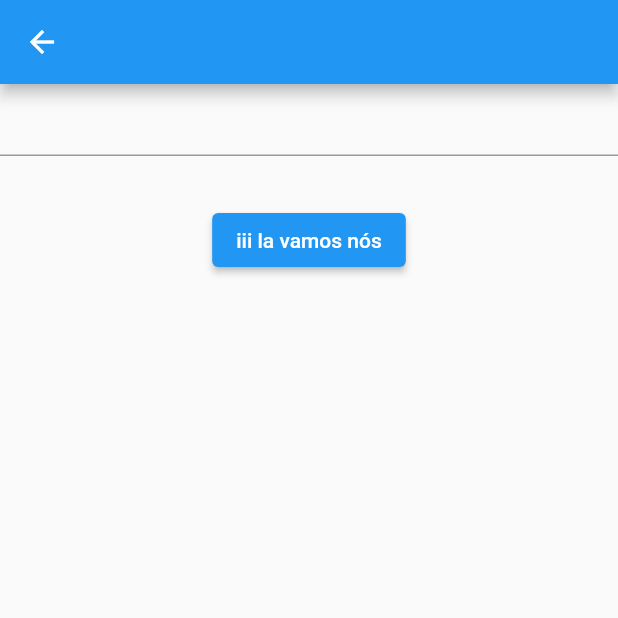
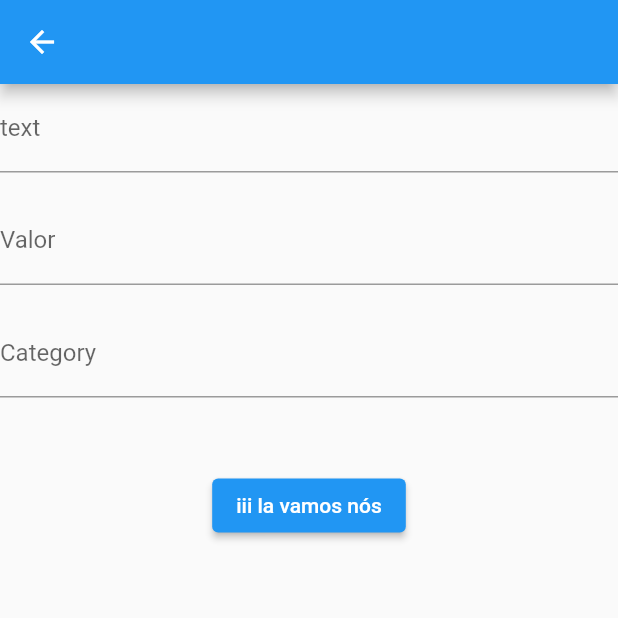
Before and after one commit to R-A-S-E/finance_firebase, a Flutter app: the TransactionPage screen opened directly, on a phone screen of 412 x 824 dp, the top half of it. Run offline on Flutter 3.47's test engine with Material 2 defaults, Android fonts, the phone set to English and light mode, and no system bars; our stand-ins replace cloud_firestore, firebase_core, flutter_mobx, get_it, mobx; accounts and stored records are empty; generated files the repository leaves out were written again.

Commit message:
funfou mano

```diff
--- a/lib/src/modules/home/controller/home_controller.dart
+++ b/lib/src/modules/home/controller/home_controller.dart
@@ -21,8 +21,6 @@ abstract class HomeControllerBase with Store {
     listTransaction.addAll(values);
   }
 
-  TransactionModel? transaction;
-
   @action
   void setTransaction({required TransactionModel value}) {
     listTransaction.add(value);
--- /dev/null
+++ b/lib/src/modules/transaction/controller/transaction_controller.dart
@@ -0,0 +1,32 @@
+import 'package:finance_firebase/src/modules/home/controller/home_controller.dart';
+import 'package:finance_firebase/src/modules/transaction/repository/transaction_repository.dart';
+import 'package:finance_firebase/src/shared/models/transaction_model.dart';
+import 'package:get_it/get_it.dart';
+
+class TransactionController {
+  final HomeController controller = GetIt.I.get();
+  final TransactionRepository transactionRepository = TransactionRepository();
+  String text = '';
+  double value = 0;
+  bool isEntry = false;
+  DateTime date = DateTime.now();
+  String category = '';
+
+  addTransaction() async {
+    final transaction = TransactionModel(
+        text: text,
+        value: value,
+        isEntry: isEntry,
+        date: date,
+        category: category);
+    var data = await transactionRepository.addTransaction(transaction);
+    controller.setTransaction(value: data);
+  }
+
+  updateTransaction(TransactionModel transaction) async {
+    await transactionRepository.updateTransaction(transaction);
+    controller.listTransaction
+        .removeWhere((element) => element.id == transaction.id);
+    controller.setTransaction(value: transaction);
+  }
+}
--- a/lib/src/modules/transaction/transaction_page.dart
+++ b/lib/src/modules/transaction/transaction_page.dart
@@ -1,30 +1,84 @@
-import 'package:finance_firebase/src/modules/home/controller/home_controller.dart';
+import 'package:finance_firebase/src/modules/transaction/controller/transaction_controller.dart';
+import 'package:finance_firebase/src/shared/models/transaction_model.dart';
 import 'package:flutter/material.dart';
-import 'package:get_it/get_it.dart';
 
-class TransactionPage extends StatelessWidget {
-  TransactionPage({super.key});
+class TransactionPage extends StatefulWidget {
+  final TransactionModel? transaction;
+  const TransactionPage({super.key, this.transaction});
 
-  final HomeController controller = GetIt.I.get();
+  @override
+  State<TransactionPage> createState() => _TransactionPageState();
+}
+
+class _TransactionPageState extends State<TransactionPage> {
+  final TransactionController controllerTrans = TransactionController();
+
+  @override
+  void initState() {
+    super.initState();
+    if (widget.transaction != null) {
+      controllerTrans.text = widget.transaction!.text;
+      controllerTrans.category = widget.transaction!.category;
+      controllerTrans.date = widget.transaction!.date;
+      controllerTrans.isEntry = widget.transaction!.isEntry;
+      controllerTrans.value = widget.transaction!.value;
+    }
+  }
+
   @override
   Widget build(BuildContext context) {
     return Scaffold(
       appBar: AppBar(),
-      body: Column(
+      body: SingleChildScrollView(
+        child: Column(
           children: [
             TextField(
-            onChanged: (value) =>
-                controller.transaction!.copyWith(category: value),
+              onChanged: (value) => controllerTrans.text = value,
+              decoration: InputDecoration(
+                  label: Text(widget.transaction?.text ?? 'text')),
             ),
+            const SizedBox(height: 16),
+            TextField(
+              onChanged: (value) => controllerTrans.value = double.parse(value),
+              decoration: InputDecoration(
+                  label: Text(widget.transaction?.value.toString() ?? 'Valor')),
+            ),
+            const SizedBox(height: 16),
+            // TextField(
+            //   onChanged: (value) => controllerTrans.text = value,
+            //   decoration: const InputDecoration(label: Text('Text')),
+            // ),
+            // const SizedBox(height: 16),
+            // TextField(
+            //   onChanged: (value) => controllerTrans.text = value,
+            //   decoration: const InputDecoration(label: Text('Text')),
+            // ),
+            // const SizedBox(height: 16),
+            TextField(
+              onChanged: (value) => controllerTrans.category = value,
+              decoration: InputDecoration(
+                  label: Text(widget.transaction?.category ?? 'Category')),
+            ),
+            const SizedBox(height: 16),
             const SizedBox(height: 32),
             ElevatedButton(
                 onPressed: () {
-                if (controller.transaction != null) {
-                  print(controller.transaction.toString());
+                  if (widget.transaction != null) {
+                    controllerTrans.updateTransaction(widget.transaction!
+                        .copyWith(
+                            date: controllerTrans.date,
+                            category: controllerTrans.category,
+                            isEntry: true,
+                            text: controllerTrans.text,
+                            value: controllerTrans.value));
+                  } else {
+                    controllerTrans.addTransaction();
                   }
+                  Navigator.pop(context);
                 },
-              child: Text('iii la vamos nós'))
+                child: const Text('iii la vamos nós'))
           ],
+        ),
       ),
     );
   }
--- a/lib/src/shared/models/transaction_model.dart
+++ b/lib/src/shared/models/transaction_model.dart
@@ -4,12 +4,14 @@ import 'package:cloud_firestore/cloud_firestore.dart';
 
 // ignore_for_file: public_member_api_docs, sort_constructors_first
 class TransactionModel {
+  String? id;
   String text;
   double value;
   bool isEntry;
   DateTime date;
   String category;
   TransactionModel({
+    this.id,
     required this.text,
     required this.value,
     required this.isEntry,
@@ -55,6 +57,7 @@ class TransactionModel {
       TransactionModel.fromMap(json.decode(source) as Map<String, dynamic>);
 
   TransactionModel copyWith({
+    String? id,
     String? text,
     double? value,
     bool? isEntry,
@@ -62,6 +65,7 @@ class TransactionModel {
     String? category,
   }) {
     return TransactionModel(
+      id: id ?? this.id,
       text: text ?? this.text,
       value: value ?? this.value,
       isEntry: isEntry ?? this.isEntry,
@@ -72,6 +76,26 @@ class TransactionModel {
 
   @override
   String toString() {
-    return 'TransactionModel(text: $text, value: $value, isEntry: $isEntry, date: $date, category: $category)';
+    return 'TransactionModel(id: $id, text: $text, value: $value, isEntry: $isEntry, date: $date, category: $category)';
+  }
+
+  @override
+  bool operator ==(covariant TransactionModel other) {
+    if (identical(this, other)) return true;
+
+    return other.text == text &&
+        other.value == value &&
+        other.isEntry == isEntry &&
+        other.date == date &&
+        other.category == category;
+  }
+
+  @override
+  int get hashCode {
+    return text.hashCode ^
+        value.hashCode ^
+        isEntry.hashCode ^
+        date.hashCode ^
+        category.hashCode;
   }
 }
```
Also changed, not shown: lib/src/modules/home/home_page.dart (+11 -0 lines), lib/src/modules/home/repository/home_repository.dart (+9 -1 lines), lib/src/modules/transaction/repository/transaction_repository.dart (added, +20 -0 lines), 1 other file. Lines whose indentation alone changed are shown as unchanged.
